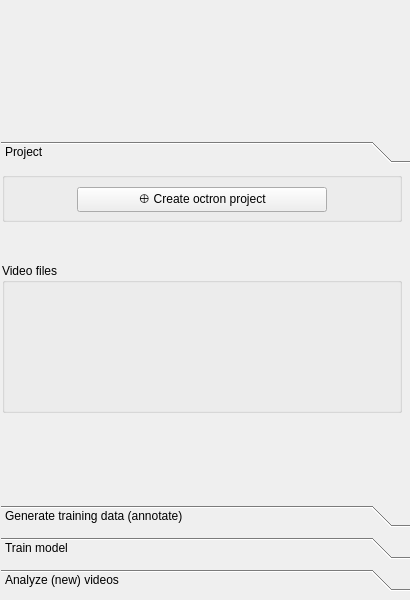
horsto/OCTRON-GUI, file octron/qt_gui/octron.ui: the form before one commit.
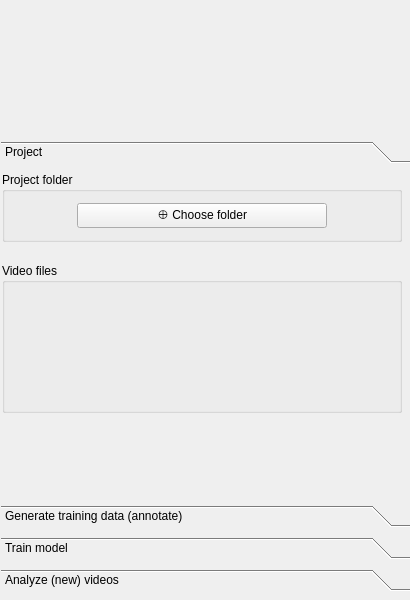
The form after the commit. Icons and pictures are not drawn.

Commit message:
Project folder added, performance increased
Project folder management added, Zarr is auto-read if exists, mask layers are not created in memory but as memory maps in project folder

What changed in the file:
```diff
--- a/octron/qt_gui/octron.ui
+++ b/octron/qt_gui/octron.ui
@@ -177,17 +177,17 @@
            <property name="minimumSize">
             <size>
              <width>400</width>
-             <height>50</height>
+             <height>70</height>
             </size>
            </property>
            <property name="maximumSize">
             <size>
              <width>400</width>
-             <height>50</height>
+             <height>70</height>
             </size>
            </property>
            <property name="title">
-            <string/>
+            <string>Project folder</string>
            </property>
            <layout class="QHBoxLayout" name="horizontalLayout_11">
             <property name="spacing">
@@ -220,7 +220,7 @@
                </size>
               </property>
               <property name="text">
-               <string>⊕ Create octron project</string>
+               <string>⊕ Choose folder</string>
               </property>
              </widget>
             </item>
```
Left out of the diff: 8 changed lines with no effect on the pictures. The commit also changes 7 other files.
